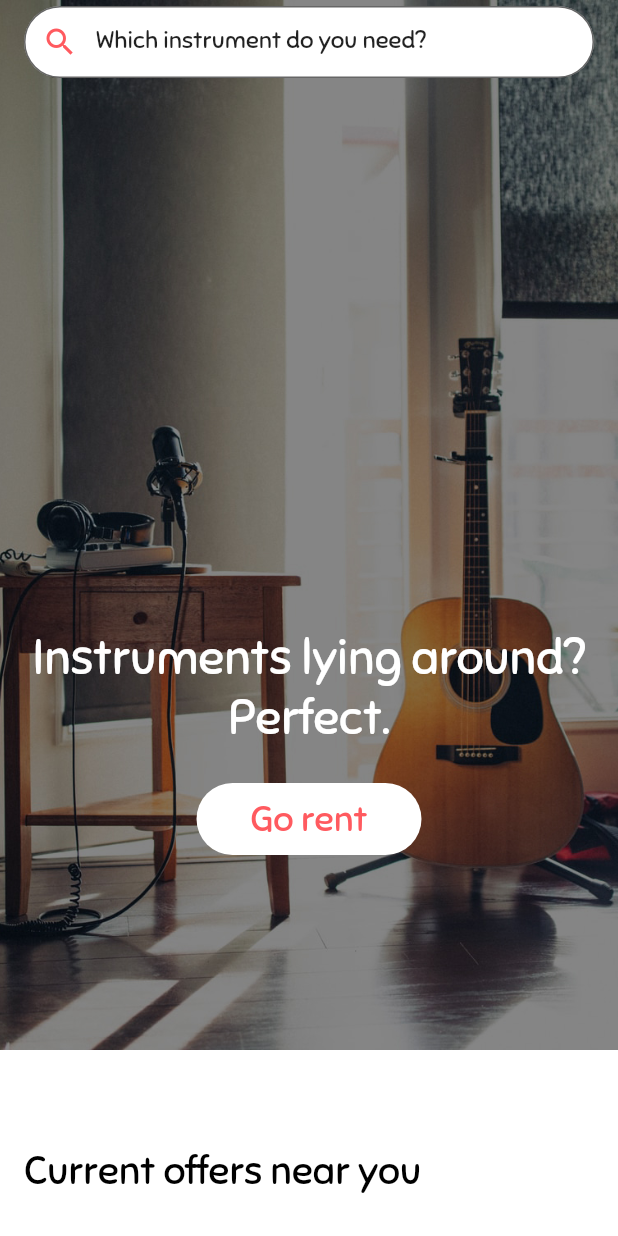
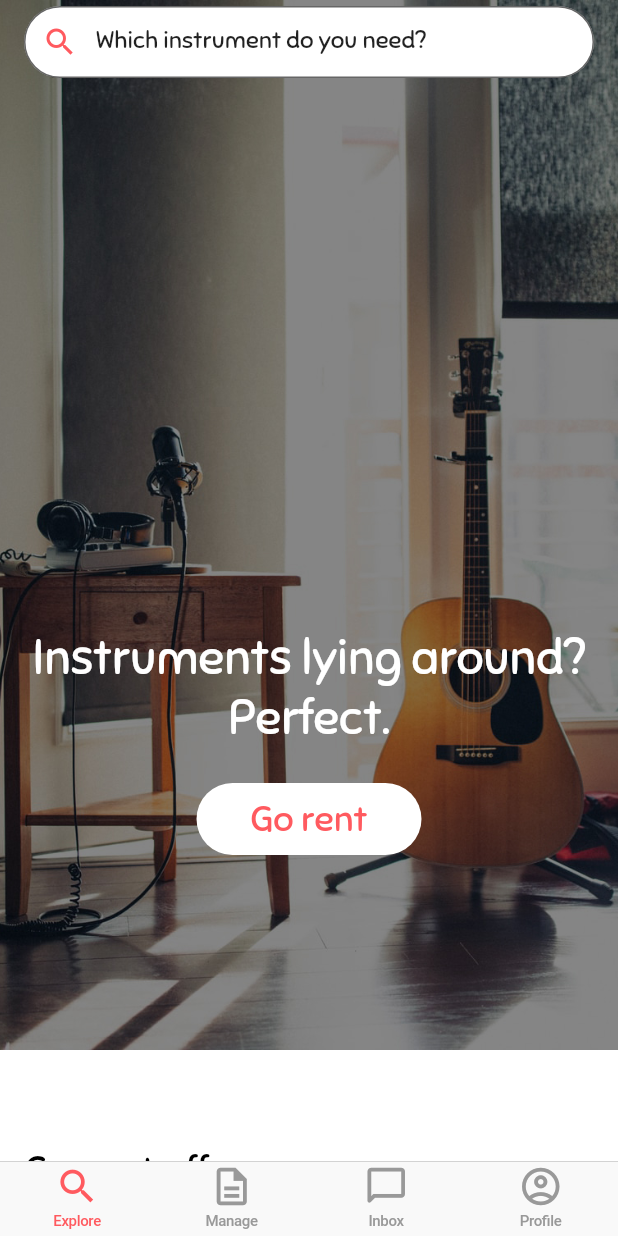
Before and after one commit to TjardL/iie_lending_platform, a Flutter app: the screen it shows after launch, on a phone screen of 412 x 824 dp. Run offline on Flutter 3.47's test engine with Material 2 defaults, Android fonts, the phone set to English and light mode, and no system bars; our stand-ins replace flutter_sticky_header.

```diff
--- a/lib/pages/explore_page.dart
+++ b/lib/pages/explore_page.dart
@@ -1,7 +1,9 @@
+import 'package:flutter/cupertino.dart';
 import 'package:flutter/material.dart';
 import 'package:flutter/rendering.dart';
 import 'package:flutter/services.dart';
 import 'package:flutter_sticky_header/flutter_sticky_header.dart';
+import 'package:iieproject/pages/manage_page.dart';
 import 'package:iieproject/styles.dart';
 
 class ExplorePage extends StatefulWidget {
@@ -12,15 +14,79 @@ class ExplorePage extends StatefulWidget {
 }
 
 class _ExplorePageState extends State<ExplorePage> {
+
+  late PageController controller;
+  int getPageIndex = 0;
+
+  @override
+  void initState() {
+
+    controller = PageController();
+
+    super.initState();
+
+  }
+
   @override
   Widget build(BuildContext context) {
     return Scaffold(
       extendBodyBehindAppBar: true,
       backgroundColor: Theme.of(context).backgroundColor,
-      appBar: _buildAppBar(),
-      body: _buildBody(),
+      appBar:getPageIndex==0? _buildAppBar():null,
+      body: PageView(
+                controller: controller,
+                children: <Widget>[
+                  _buildBody(),
+                  ManagePage(),
+
+
+                  //PatientFMSPage(),
+                ],
+                onPageChanged: _whenPageChanges,
+              ),
+      bottomNavigationBar: _buildBottomNavigationBar(),
     );
   }
+
+  _buildBottomNavigationBar() {
+
+    return CupertinoTabBar(
+      //type: BottomNavigationBarType.fixed,
+      currentIndex: getPageIndex, // this will be set when a new tab is tapped
+      items: [
+        BottomNavigationBarItem(
+          icon: new Icon(Icons.search),
+          label: 'Explore',
+        ),
+        BottomNavigationBarItem(
+          icon: Icon(Icons.description_outlined),
+          // new Image(
+          //   image: Icon(Icons.fitness_center),
+          //   //AssetImage(getPageIndex==1?"images/exercise_icon_blue.png":"images/exercise_icon.png"),
+          //   height: 22,
+          // ),
+          label: 'Manage',
+        ),
+        BottomNavigationBarItem(
+            icon: new Icon(Icons.chat_bubble_outline_rounded), label: 'Inbox'),
+        BottomNavigationBarItem(icon: new Icon(Icons.account_circle_outlined),label: 'Profile'),
+      ],
+      onTap: _onTapChangePage,
+      activeColor: Theme.of(context).primaryColor,
+    );
+  }
+
+  _onTapChangePage(int pageIndex) {
+    controller.jumpToPage(pageIndex);
+    // controller.animateToPage(pageIndex,
+    //     duration: Duration(milliseconds: 400), curve: Curves.easeIn);
+  }
+   _whenPageChanges(int pageIndex) {
+    setState(() {
+      this.getPageIndex = pageIndex;
+    });
+  }
+
 
   _buildBody() {
     return ListView(
@@ -78,8 +144,8 @@ class _ExplorePageState extends State<ExplorePage> {
               ),
             ),
           ],
-        ),SizedBox(height:48
         ),
+        SizedBox(height: 48),
         Padding(
           padding: EdgeInsets.all(16),
           child: Text(
@@ -89,10 +155,14 @@ class _ExplorePageState extends State<ExplorePage> {
         ),
         Container(height: 300, child: _getExampleOffers()),
         Padding(
-          padding: const EdgeInsets.only(left:16.0,top:8,bottom:24),
-          child: Container(child:Text("All offers",style: TextStyles.link,)),
+          padding: const EdgeInsets.only(left: 16.0, top: 8, bottom: 24),
+          child: Container(
+              child: Text(
+            "All offers",
+            style: TextStyles.link,
+          )),
         ),
-        SizedBox(height:48),
+        SizedBox(height: 48),
         Padding(
           padding: EdgeInsets.all(16),
           child: Text(
@@ -100,7 +170,10 @@ class _ExplorePageState extends State<ExplorePage> {
             style: TextStyles.h2,
           ),
         ),
-        Container(height:300,child: _getBrowseCategories(),)
+        Container(
+          height: 300,
+          child: _getBrowseCategories(),
+        )
       ],
     );
   }
@@ -135,7 +208,7 @@ class _ExplorePageState extends State<ExplorePage> {
 
             border: OutlineInputBorder(
               borderRadius: BorderRadius.circular(100.0),
-              borderSide: BorderSide(width: 1,color: Colors.black12),
+              borderSide: BorderSide(width: 1, color: Colors.black12),
             ),
             labelStyle: TextStyle(
               color: Colors.black87,
@@ -481,5 +554,4 @@ class _ExplorePageState extends State<ExplorePage> {
       ],
     );
   }
-
 }
--- a/lib/styles.dart
+++ b/lib/styles.dart
@@ -3,7 +3,8 @@ import 'package:flutter/material.dart';
 class TextStyles{
 static TextStyle h2 = TextStyle(fontSize: 26,color: Colors.black,fontWeight: FontWeight.w500);
 static TextStyle h3 = TextStyle(fontSize: 22,color: Colors.black);
-static TextStyle h1 = TextStyle(fontSize: 36,color: Colors.black,fontWeight: FontWeight.bold);
+static TextStyle h4 = TextStyle(fontSize: 18,color: Colors.black);
+static TextStyle h1 = TextStyle(fontSize: 36,color: Colors.black,fontWeight: FontWeight.w600);
 static TextStyle body = TextStyle(fontSize: 18,color: Colors.black54);
 static TextStyle link = TextStyle(fontSize: 18,color: Colors.black87,decoration: TextDecoration.underline,);
 }
```
Also changed, not shown: lib/pages/manage_page.dart (added, +95 -0 lines), 41 other files.
